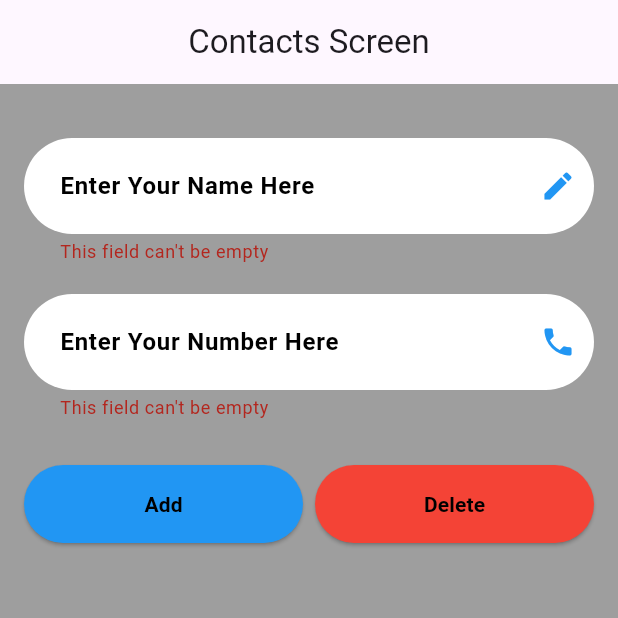
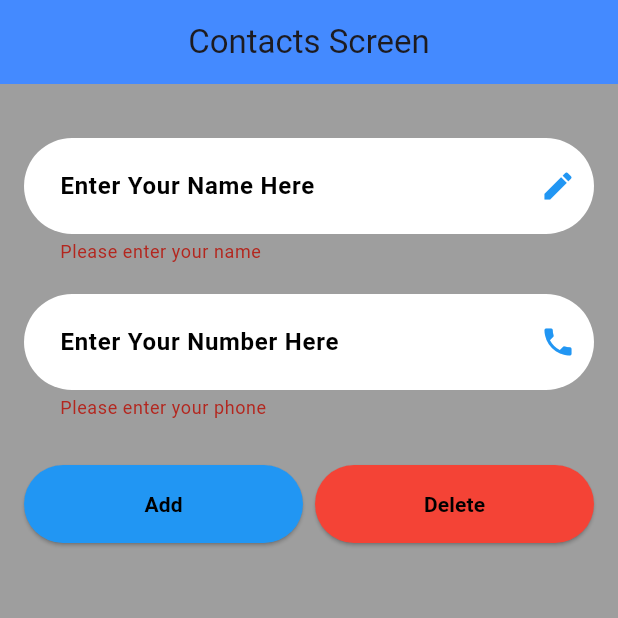
Before and after one commit to MuhamedUssama/Simple-Contacts-Screen-By-Flutter, a Flutter app: the screen it shows after launch, after a tap on "Add", after a tap on "Delete", on a phone screen of 412 x 824 dp, the top half of it. Run offline on Flutter 3.47's test engine with Material 3 defaults, Android fonts, the phone set to English and light mode, and no system bars.

Commit message:
Refactored CustomTextFormField to accept validatorMessage, updated HomePage to use a list of ContactModel, and modified addButton and deleteButton logic. Also, updated pubspec.lock with new package versions.

```diff
--- a/lib/Home/custom_textfield.dart
+++ b/lib/Home/custom_textfield.dart
@@ -6,20 +6,24 @@ class CustomTextFormField extends StatelessWidget {
   final TextInputType type;
   final TextInputAction action;
   final IconData icon;
-  const CustomTextFormField(
-      {super.key,
-      required this.controller,
-      required this.title,
-      required this.type,
-      required this.action,
-      required this.icon});
+  final String validatorMessage;
+
+  const CustomTextFormField({
+    super.key,
+    required this.controller,
+    required this.title,
+    required this.type,
+    required this.action,
+    required this.icon,
+    required this.validatorMessage,
+  });
 
   @override
   Widget build(BuildContext context) {
     return TextFormField(
       validator: (value) {
         if (value == null || value.isEmpty) {
-          return "This field can't be empty";
+          return validatorMessage;
         }
         return null;
       },
--- a/lib/Home/home.dart
+++ b/lib/Home/home.dart
@@ -14,9 +14,12 @@ class HomePage extends StatefulWidget {
 class _HomePageState extends State<HomePage> {
   late TextEditingController nameController;
   late TextEditingController phoneController;
-  ContactModel contact1 = ContactModel(isVisible: false, name: "", phone: "");
-  ContactModel contact2 = ContactModel(isVisible: false, name: "", phone: "");
-  ContactModel contact3 = ContactModel(isVisible: false, name: "", phone: "");
+
+  List<ContactModel> contacts = [];
+
+  // ContactModel contact1 = ContactModel(isVisible: false, name: "", phone: "");
+  // ContactModel contact2 = ContactModel(isVisible: false, name: "", phone: "");
+  // ContactModel contact3 = ContactModel(isVisible: false, name: "", phone: "");
   GlobalKey<FormState> formKey = GlobalKey<FormState>();
 
   @override
@@ -38,6 +41,7 @@ class _HomePageState extends State<HomePage> {
     return Scaffold(
       backgroundColor: Colors.grey,
       appBar: AppBar(
+        backgroundColor: Colors.blueAccent,
         title: const Text("Contacts Screen"),
         centerTitle: true,
       ),
@@ -56,6 +60,7 @@ class _HomePageState extends State<HomePage> {
                   type: TextInputType.name,
                   action: TextInputAction.next,
                   icon: Icons.edit,
+                  validatorMessage: 'Please enter your name',
                 ),
                 const SizedBox(height: 20),
                 CustomTextFormField(
@@ -64,6 +69,7 @@ class _HomePageState extends State<HomePage> {
                   type: TextInputType.phone,
                   action: TextInputAction.done,
                   icon: Icons.phone,
+                  validatorMessage: 'Please enter your phone',
                 ),
                 const SizedBox(height: 30),
                 Row(
@@ -71,28 +77,7 @@ class _HomePageState extends State<HomePage> {
                     Expanded(
                       child: ElevatedButton(
                         onPressed: () {
-                          if (formKey.currentState?.validate() ?? false) {
-                            if (contact1.isVisible == false) {
-                              contact1.isVisible = true;
-                              contact1.name = nameController.text;
-                              contact1.phone = phoneController.text;
-                              nameController.clear();
-                              phoneController.clear();
-                            } else if (contact2.isVisible == false) {
-                              contact2.isVisible = true;
-                              contact2.name = nameController.text;
-                              contact2.phone = phoneController.text;
-                              nameController.clear();
-                              phoneController.clear();
-                            } else {
-                              contact3.isVisible = true;
-                              contact3.name = nameController.text;
-                              contact3.phone = phoneController.text;
-                              nameController.clear();
-                              phoneController.clear();
-                            }
-                            setState(() {});
-                          }
+                          addButton();
                         },
                         style: ElevatedButton.styleFrom(
                             backgroundColor: Colors.blue,
@@ -111,14 +96,7 @@ class _HomePageState extends State<HomePage> {
                     Expanded(
                       child: ElevatedButton(
                         onPressed: () {
-                          if (contact3.isVisible == true) {
-                            contact3.isVisible = false;
-                          } else if (contact2.isVisible == true) {
-                            contact2.isVisible = false;
-                          } else {
-                            contact1.isVisible = false;
-                          }
-                          setState(() {});
+                          deleteButton();
                         },
                         style: ElevatedButton.styleFrom(
                           backgroundColor: Colors.red,
@@ -130,18 +108,30 @@ class _HomePageState extends State<HomePage> {
                         child: const Text(
                           "Delete",
                           style: TextStyle(
-                              color: Colors.black, fontWeight: FontWeight.bold),
+                            color: Colors.black,
+                            fontWeight: FontWeight.bold,
+                          ),
                         ),
                       ),
                     ),
                   ],
                 ),
-                const SizedBox(height: 30),
-                ContactItem(contact: contact1),
-                const SizedBox(height: 30),
-                ContactItem(contact: contact2),
-                const SizedBox(height: 30),
-                ContactItem(contact: contact3),
+                const SizedBox(height: 15),
+                ListView.builder(
+                  shrinkWrap: true,
+                  itemBuilder: (context, index) => SingleChildScrollView(
+                    child: Padding(
+                      padding: const EdgeInsets.symmetric(vertical: 15),
+                      child: ContactItem(contact: contacts[index]),
+                    ),
+                  ),
+                  itemCount: contacts.length,
+                ),
+                // ContactItem(contact: contact1),
+                // const SizedBox(height: 30),
+                // ContactItem(contact: contact2),
+                // const SizedBox(height: 30),
+                // ContactItem(contact: contact3),
               ],
             ),
           ),
@@ -149,4 +139,53 @@ class _HomePageState extends State<HomePage> {
       ),
     );
   }
+
+  void addButton() {
+    if (formKey.currentState?.validate() ?? false) {
+      contacts.add(
+        ContactModel(
+          isVisible: true,
+          name: nameController.text,
+          phone: phoneController.text,
+        ),
+      );
+      nameController.clear();
+      phoneController.clear();
+      // if (contact1.isVisible == false) {
+      //   contact1.isVisible = true;
+      //   contact1.name = nameController.text;
+      //   contact1.phone = phoneController.text;
+      //   nameController.clear();
+      //   phoneController.clear();
+      // } else if (contact2.isVisible == false) {
+      //   contact2.isVisible = true;
+      //   contact2.name = nameController.text;
+      //   contact2.phone = phoneController.text;
+      //   nameController.clear();
+      //   phoneController.clear();
+      // } else {
+      //   contact3.isVisible = true;
+      //   contact3.name = nameController.text;
+      //   contact3.phone = phoneController.text;
+      //   nameController.clear();
+      //   phoneController.clear();
+      // }
+      setState(() {});
+    }
+  }
+
+  void deleteButton() {
+    if (contacts.isNotEmpty) {
+      contacts.removeLast();
+      setState(() {});
+    }
+
+    // if (contact3.isVisible == true) {
+    //   contact3.isVisible = false;
+    // } else if (contact2.isVisible == true) {
+    //   contact2.isVisible = false;
+    // } else {
+    //   contact1.isVisible = false;
+    // }
+  }
 }
```
Also changed, not shown: pubspec.lock.
